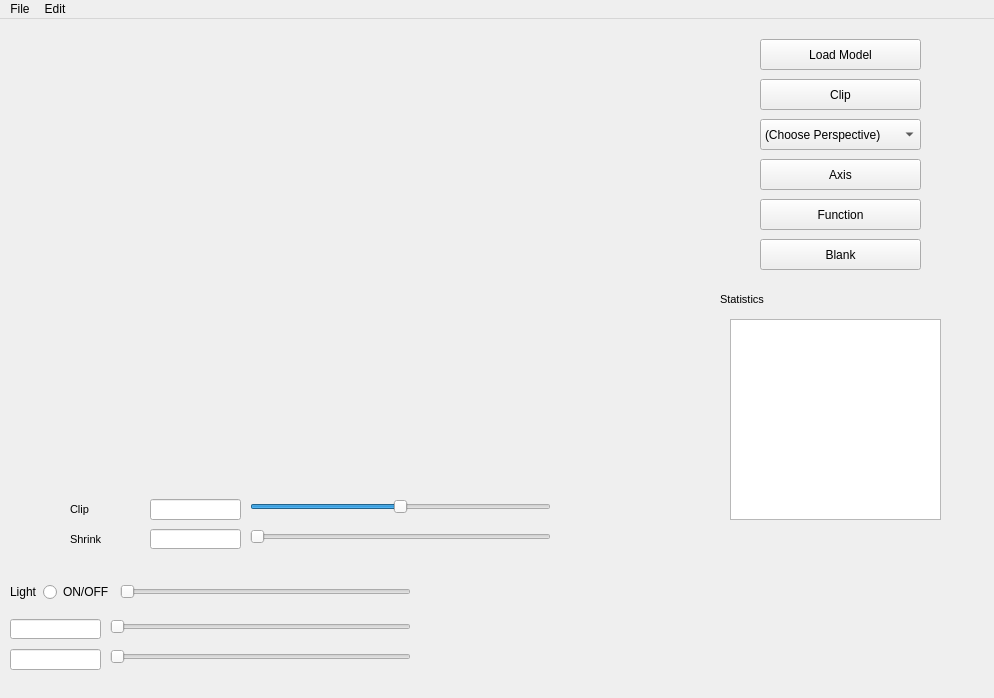
First picture: the form in Include/mainwindow.ui, repository toarukagakunoSirius/ModelLoader, before the edit.
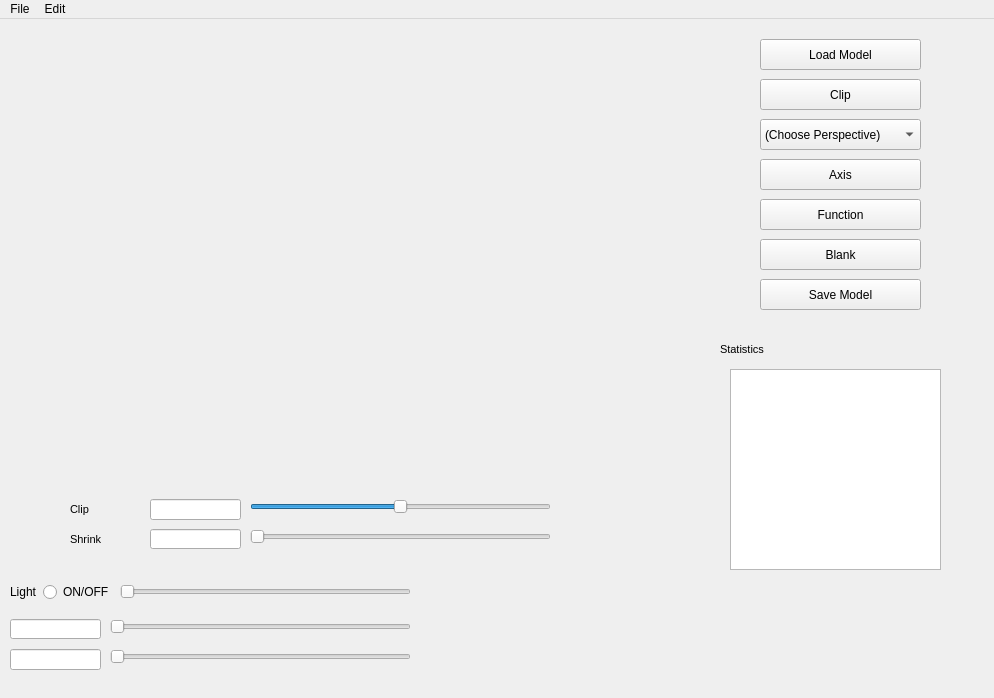
Second picture: the form after the edit. Icons and pictures are not drawn. Custom widgets are drawn as their Qt base class.

Patch:
```diff
--- a/Include/mainwindow.ui
+++ b/Include/mainwindow.ui
@@ -36,7 +36,7 @@
       <x>760</x>
       <y>20</y>
       <width>161</width>
-      <height>241</height>
+      <height>281</height>
      </rect>
     </property>
     <property name="text" stdset="0">
@@ -147,6 +147,19 @@
       <string>Clip</string>
      </property>
     </widget>
+    <widget class="QPushButton" name="Save_Button">
+     <property name="geometry">
+      <rect>
+       <x>0</x>
+       <y>240</y>
+       <width>161</width>
+       <height>31</height>
+      </rect>
+     </property>
+     <property name="text">
+      <string>Save Model</string>
+     </property>
+    </widget>
    </widget>
    <widget class="QSlider" name="sliderR">
     <property name="geometry">
@@ -222,7 +235,7 @@
     <property name="geometry">
      <rect>
       <x>710</x>
-      <y>270</y>
+      <y>320</y>
       <width>241</width>
       <height>231</height>
      </rect>
```
